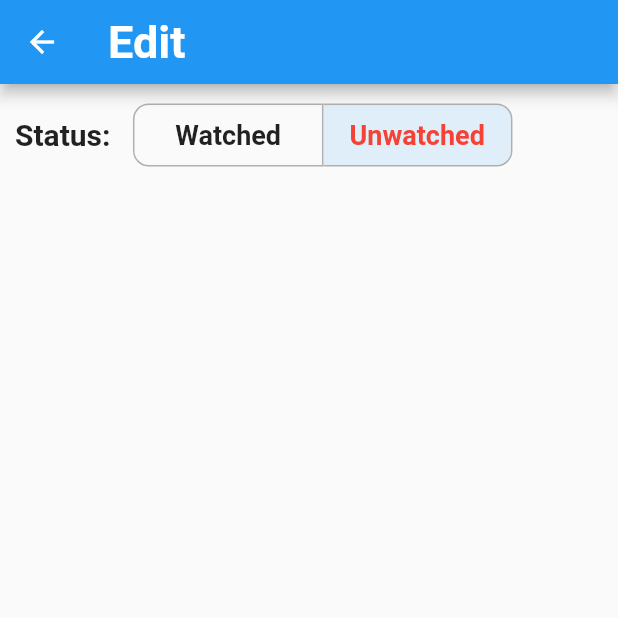
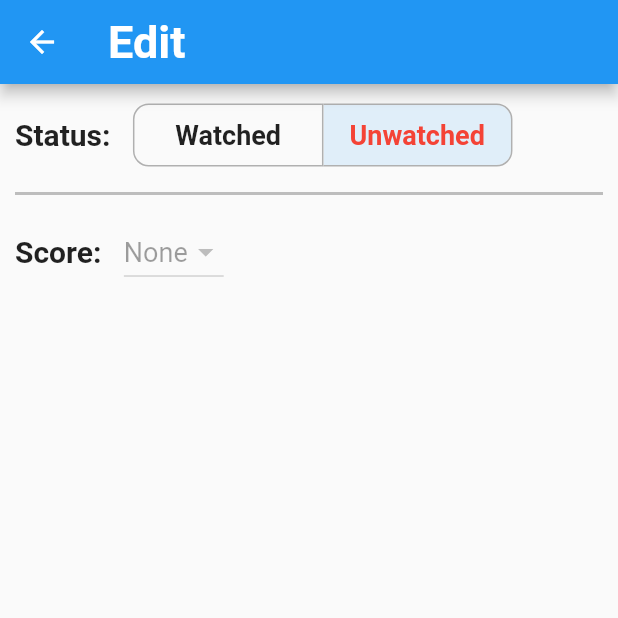
Before and after one commit to zhandrew4/show-tracker, a Flutter app: the EditShowScreen screen opened directly with empty values, on a phone screen of 412 x 824 dp, the top half of it. Run offline on Flutter 3.47's test engine with Material 2 defaults, Android fonts, the light colour scheme and no system bars; our stand-ins replace hive_flutter; accounts and stored records are empty.

Commit message:
add score selector

```diff
--- a/lib/edit_show_screen.dart
+++ b/lib/edit_show_screen.dart
@@ -56,6 +56,9 @@ class _EditShowScreenState extends State<EditShowScreen> {
                       }
                     }
                     widget.show.watched = isSelectedWatched[0];
+                    if (!widget.show.watched) {
+                      widget.show.score = null;
+                    }
                   });
                 },
                 children: [
@@ -65,9 +68,8 @@ class _EditShowScreenState extends State<EditShowScreen> {
                       alignment: Alignment.center,
                       child: Text(
                         "Watched",
-                        style: Theme.of(context).textTheme.titleMedium?.copyWith(
+                        style: Theme.of(context).textTheme.bodyMedium?.copyWith(
                           fontWeight: FontWeight.bold,
-                          fontSize: 18,
                           color: isSelectedWatched[0] ? Colors.green : null,
                         ),
                       ),
@@ -79,9 +81,8 @@ class _EditShowScreenState extends State<EditShowScreen> {
                       alignment: Alignment.center,
                       child: Text(
                         "Unwatched",
-                        style: Theme.of(context).textTheme.titleMedium?.copyWith(
+                        style: Theme.of(context).textTheme.bodyMedium?.copyWith(
                           fontWeight: FontWeight.bold,
-                          fontSize: 18,
                           color: isSelectedWatched[1] ? Colors.red : null,
                         ),
                       ),
@@ -91,9 +92,43 @@ class _EditShowScreenState extends State<EditShowScreen> {
               ),
             ],
           ),
+          Divider(
+            height: 30,
+            thickness: 2,
+            color: Colors.grey.shade400,
+          ),
 
           // Score Selector
-
+          Row(
+            children: [
+              Text(
+                "Score: ",
+                style: Theme.of(context).textTheme.titleMedium?.copyWith(fontWeight: FontWeight.bold),
+              ),
+              const SizedBox(width: 10),
+              DropdownButton<String>(
+                value: widget.show.score == null ? "None" : "${widget.show.score}",
+                icon: const Icon(Icons.arrow_drop_down),
+                elevation: 0,
+                style: Theme.of(context).textTheme.bodyMedium,
+                onChanged: !widget.show.watched ? null : (String? newValue) {
+                  setState(() {
+                    if (newValue == "None") {
+                      widget.show.score = null;
+                    } else {
+                      widget.show.score = int.parse(newValue!);
+                    }
+                  });
+                },
+                items: <String>["None", "1", "2", "3", "4", "5"].map<DropdownMenuItem<String>>((String value) {
+                    return DropdownMenuItem<String>(
+                      value: value,
+                      child: Text(value),
+                    );
+                  }).toList(),
+              ),
+            ],
+          ),
         ],
       ),
     );
--- a/lib/list_items.dart
+++ b/lib/list_items.dart
@@ -56,7 +56,7 @@ class Show {
   Map<String, dynamic> toMap() {
     return {
       "name": name,
-      "int": score,
+      "score": score,
       "comments": comments,
       "watched": watched,
     };
--- a/lib/view_show_screen.dart
+++ b/lib/view_show_screen.dart
@@ -63,7 +63,7 @@ class _ViewShowScreenState extends State<ViewShowScreen> {
               style: Theme.of(context).textTheme.titleMedium?.copyWith(fontWeight: FontWeight.bold),
               children: [
                 TextSpan(
-                  text: widget.show.score != null ? "${widget.show.score}/10" : "No Score",
+                  text: widget.show.score != null ? "${widget.show.score}/5" : "No Score",
                   style: Theme.of(context).textTheme.titleMedium,
                 )
               ],
```
